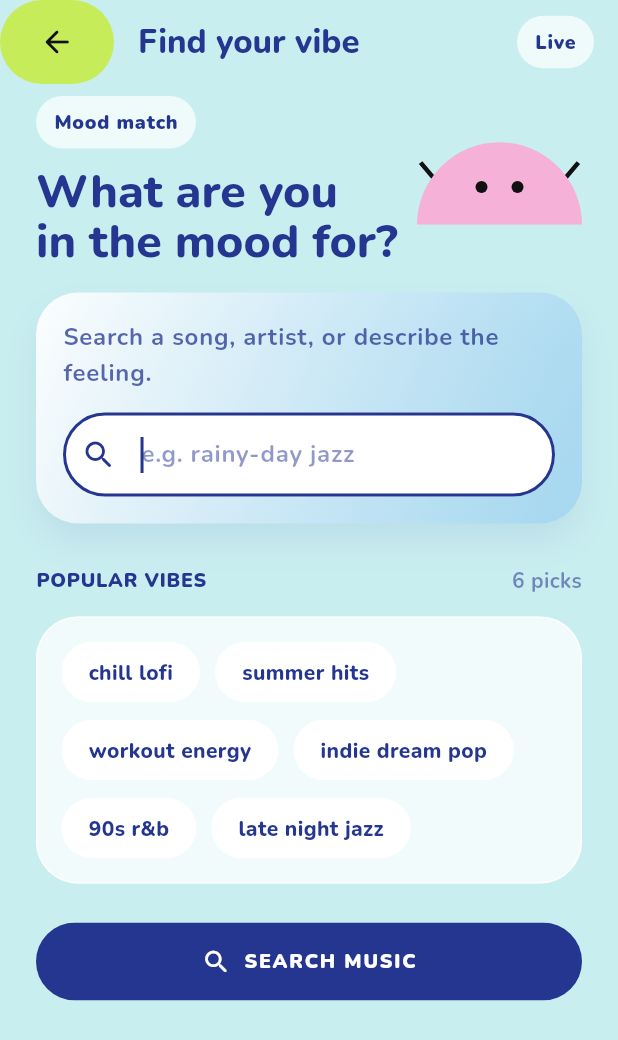
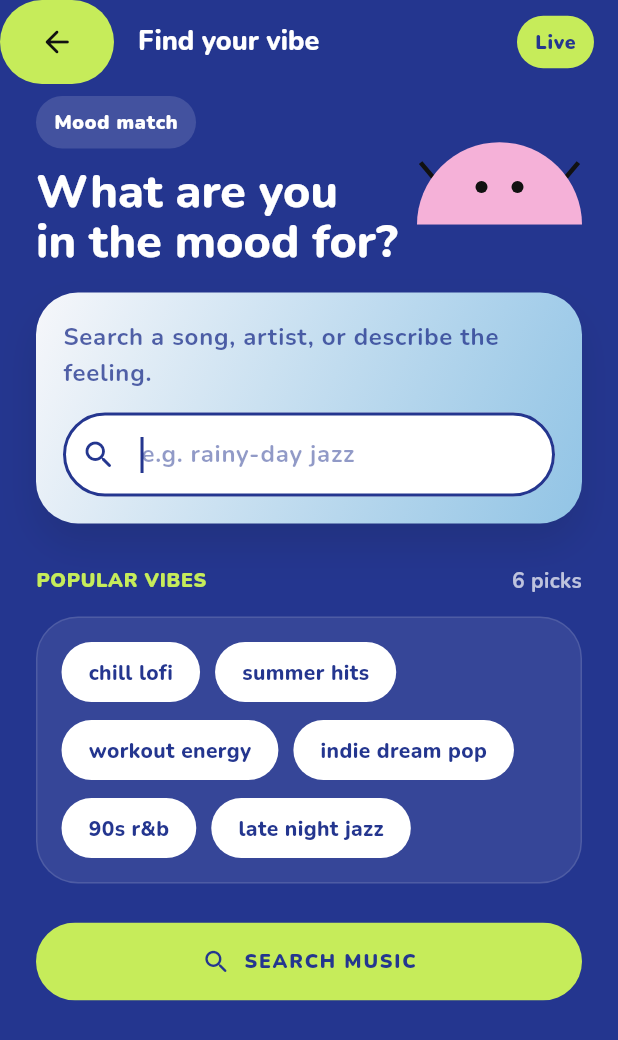
Before and after one commit to waadosama/Mzaj_app, a Flutter app: the SearchScreen screen opened directly, on a phone screen of 412 x 824 dp. Shown: the top 1040 px of the screen. Run offline on Flutter 3.47's test engine with Material 3 defaults, Android fonts, the phone set to English and light mode, and no system bars; our stand-ins replace cached_network_image, google_fonts, just_audio.

Commit message:
Edit_sreach_screen

```diff
--- a/lib/screens/search_screen.dart
+++ b/lib/screens/search_screen.dart
@@ -37,9 +37,10 @@ class _SearchScreenState extends State<SearchScreen> {
 
   @override
   Widget build(BuildContext context) => Scaffold(
-        backgroundColor: MzajColors.mintBlue,
+        backgroundColor: MzajColors.navy,
         appBar: AppBar(
           backgroundColor: Colors.transparent,
+          elevation: 0,
           leading: NeoIconButton(
             icon: Icons.arrow_back_rounded,
             color: MzajColors.lime,
@@ -47,12 +48,14 @@ class _SearchScreenState extends State<SearchScreen> {
           ),
           leadingWidth: 76,
           title: const Text('Find your vibe'),
+          titleTextStyle: Theme.of(context).textTheme.titleLarge?.copyWith(color: MzajColors.white),
+          iconTheme: const IconThemeData(color: MzajColors.white),
           actions: [
             Padding(
               padding: const EdgeInsets.only(right: 16),
               child: Container(
                 padding: const EdgeInsets.symmetric(horizontal: 12, vertical: 8),
-                decoration: NeoStyle.pill(color: MzajColors.white.withValues(alpha: 0.7)),
+                decoration: NeoStyle.pill(color: MzajColors.lime),
                 child: Text(
                   'Live',
                   style: Theme.of(context).textTheme.labelLarge?.copyWith(color: MzajColors.navy),
@@ -77,10 +80,10 @@ class _SearchScreenState extends State<SearchScreen> {
                         children: [
                           Container(
                             padding: const EdgeInsets.symmetric(horizontal: 12, vertical: 8),
-                            decoration: NeoStyle.pill(color: MzajColors.white.withValues(alpha: 0.7)),
+                            decoration: NeoStyle.pill(color: MzajColors.white.withValues(alpha: 0.14)),
                             child: Text(
                               'Mood match',
-                              style: Theme.of(context).textTheme.labelLarge?.copyWith(color: MzajColors.navy),
+                              style: Theme.of(context).textTheme.labelLarge?.copyWith(color: MzajColors.white),
                             ),
                           ),
                           const SizedBox(height: 12),
@@ -88,7 +91,7 @@ class _SearchScreenState extends State<SearchScreen> {
                             'What are you\nin the mood for?',
                             style: Theme.of(context).textTheme.displayMedium?.copyWith(
                               fontSize: 31,
-                              color: MzajColors.navy,
+                              color: MzajColors.white,
                               height: 1.08,
                             ),
                           ),
@@ -106,14 +109,14 @@ class _SearchScreenState extends State<SearchScreen> {
                     gradient: LinearGradient(
                       begin: Alignment.topLeft,
                       end: Alignment.bottomRight,
-                      colors: [MzajColors.white.withValues(alpha: 0.95), MzajColors.sky.withValues(alpha: 0.8)],
+                      colors: [MzajColors.white.withValues(alpha: 0.96), MzajColors.sky.withValues(alpha: 0.9)],
                     ),
                     borderRadius: BorderRadius.circular(28),
                     boxShadow: [
                       BoxShadow(
-                        color: MzajColors.navy.withValues(alpha: 0.08),
-                        offset: const Offset(0, 12),
-                        blurRadius: 18,
+                        color: MzajColors.black.withValues(alpha: 0.12),
+                        offset: const Offset(0, 14),
+                        blurRadius: 22,
                       ),
                     ],
                   ),
@@ -123,7 +126,7 @@ class _SearchScreenState extends State<SearchScreen> {
                       Text(
                         'Search a song, artist, or describe the feeling.',
                         style: Theme.of(context).textTheme.bodyLarge?.copyWith(
-                          color: MzajColors.navy.withValues(alpha: 0.75),
+                          color: MzajColors.navy.withValues(alpha: 0.78),
                         ),
                       ),
                       const SizedBox(height: 14),
@@ -159,8 +162,8 @@ class _SearchScreenState extends State<SearchScreen> {
                 Row(
                   mainAxisAlignment: MainAxisAlignment.spaceBetween,
                   children: [
-                    Text('POPULAR VIBES', style: Theme.of(context).textTheme.labelLarge),
-                    Text('6 picks', style: Theme.of(context).textTheme.bodyMedium?.copyWith(color: MzajColors.navy.withValues(alpha: 0.56))),
+                    Text('POPULAR VIBES', style: Theme.of(context).textTheme.labelLarge?.copyWith(color: MzajColors.lime)),
+                    Text('6 picks', style: Theme.of(context).textTheme.bodyMedium?.copyWith(color: MzajColors.white.withValues(alpha: 0.7))),
                   ],
                 ),
                 const SizedBox(height: 14),
@@ -168,9 +171,9 @@ class _SearchScreenState extends State<SearchScreen> {
                   width: double.infinity,
                   padding: const EdgeInsets.all(16),
                   decoration: BoxDecoration(
-                    color: MzajColors.white.withValues(alpha: 0.76),
+                    color: MzajColors.white.withValues(alpha: 0.08),
                     borderRadius: BorderRadius.circular(28),
-                    border: Border.all(color: MzajColors.white.withValues(alpha: 0.8)),
+                    border: Border.all(color: MzajColors.white.withValues(alpha: 0.12)),
                   ),
                   child: Wrap(
                     spacing: 10,
@@ -191,8 +194,8 @@ class _SearchScreenState extends State<SearchScreen> {
                 NeoButton(
                   label: 'Search music',
                   expanded: true,
-                  color: MzajColors.navy,
-                  textColor: MzajColors.white,
+                  color: MzajColors.lime,
+                  textColor: MzajColors.navy,
                   icon: Icons.search_rounded,
                   onPressed: () => _search(_controller.text),
                 ),
```
Also changed, not shown: 1 other file.
